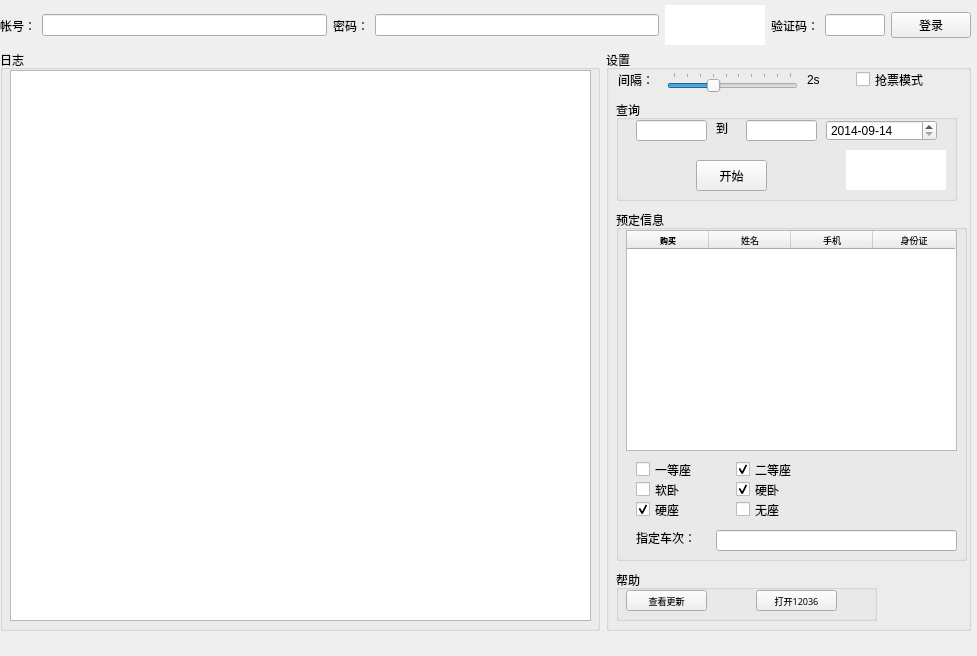
Above: main.ui from slan-ning/xilinTicketV2 before the change. Below: the same form after it.
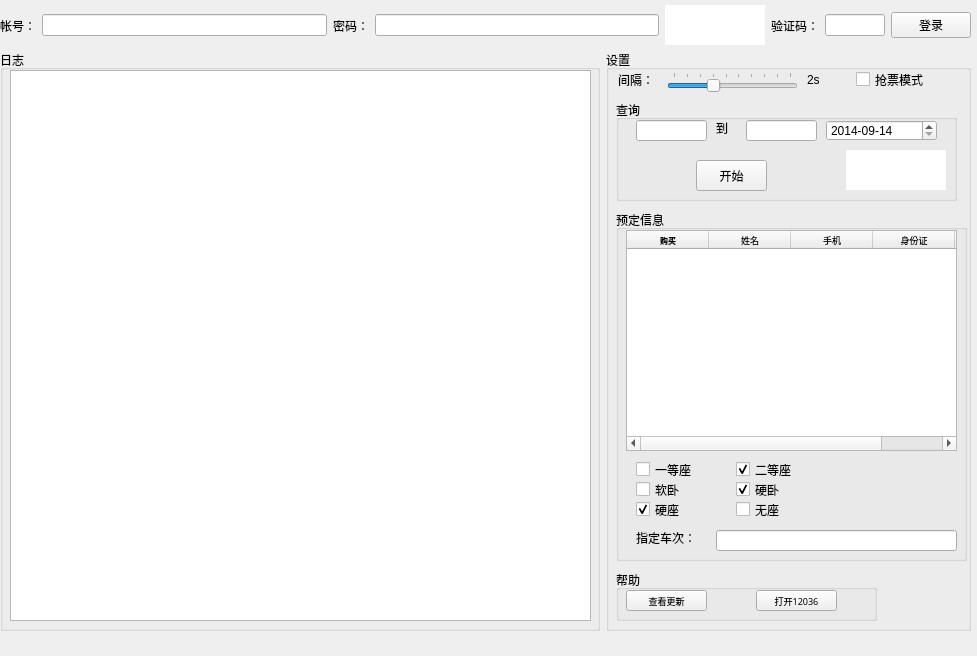
That is the form after the change. Icons and pictures are not drawn. Custom widgets are drawn as their Qt base class.

Commit message: 新增支持多种乘客类型（儿童，学生，军残），支持整点抢票

Diff of the .ui file:
```diff
--- a/main.ui
+++ b/main.ui
@@ -363,6 +363,11 @@
            <string>身份证</string>
           </property>
          </column>
+         <column>
+          <property name="text">
+           <string>票类型</string>
+          </property>
+         </column>
         </widget>
         <widget class="QCheckBox" name="cb_first_seat">
          <property name="geometry">
```
The commit also changes 5 other files.
